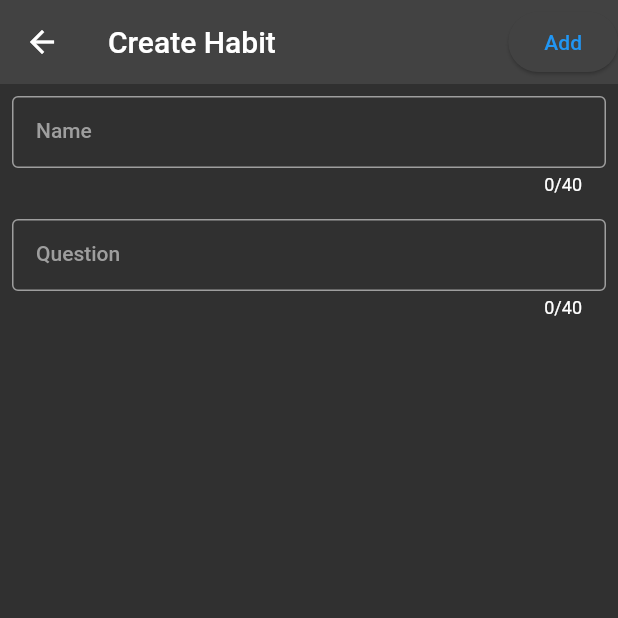
After one commit to H11TM4N/habit_tracker_app, a Flutter app: the AddHabitPage screen opened directly, on a phone screen of 412 x 824 dp, the top half of it. The commit adds this screen. Run offline on Flutter 3.47's test engine with Material 2 defaults, Android fonts, the phone set to English and light mode, and no system bars; our stand-ins replace equatable, flutter_bloc, flutter_slidable, font_awesome_flutter, percent_indicator, table_calendar.

```diff
--- /dev/null
+++ b/lib/logic/constants/routes.dart
@@ -0,0 +1,5 @@
+//* ROUTES
+
+const homePage = '/';
+const addHabitPage = '/addHabitPage';
+const habitOverviewPage = '/habitOverviewPage';
--- a/lib/logic/cubits/habit_cubit.dart
+++ b/lib/logic/cubits/habit_cubit.dart
@@ -11,7 +11,6 @@ class HabitCubit extends Cubit<List<HabitState>> {
         title: newHabitName,
         question: newQuestion,
         isDone: false,
-        isEditing: false,
       );
       final newHabitList = List<HabitState>.from(state)..add(newHabit);
       emit(newHabitList);
@@ -31,13 +30,13 @@ class HabitCubit extends Cubit<List<HabitState>> {
 
   if (index >= 0) {
     updatedHabits[index] = updatedHabits[index].copyWith(
-        isEditing: true,
       title: newName,
       question: newQuestion,
     );
     emit(updatedHabits);
   }
 }
+
 
   void toggleIsDone(int index) {
     if (index >= 0 && index < state.length) {
--- a/lib/logic/cubits/habit_state.dart
+++ b/lib/logic/cubits/habit_state.dart
@@ -8,29 +8,31 @@ class HabitState with EquatableMixin {
   String title;
   String question;
   bool isDone;
-  bool isEditing;
 
   HabitState({
     required this.id,
     required this.title,
     required this.question,
     required this.isDone,
-    required this.isEditing,
   });
+
+  @override
+  List<Object> get props => [id, title, question, isDone];
+
+  @override
+  bool get stringify => true;
 
   HabitState copyWith({
     int? id,
     String? title,
     String? question,
     bool? isDone,
-    bool? isEditing,
   }) {
     return HabitState(
       id: id ?? this.id,
       title: title ?? this.title,
       question: question ?? this.question,
       isDone: isDone ?? this.isDone,
-      isEditing: isEditing ?? this.isEditing,
     );
   }
 
@@ -40,7 +42,6 @@ class HabitState with EquatableMixin {
       'title': title,
       'question': question,
       'isDone': isDone,
-      'isEditing': isEditing,
     };
   }
 
@@ -50,7 +51,6 @@ class HabitState with EquatableMixin {
       title: map['title'] as String,
       question: map['question'] as String,
       isDone: map['isDone'] as bool,
-      isEditing: map['isEditing'] as bool,
     );
   }
 
@@ -58,38 +58,4 @@ class HabitState with EquatableMixin {
 
   factory HabitState.fromJson(String source) =>
       HabitState.fromMap(json.decode(source) as Map<String, dynamic>);
-
-  @override
-  String toString() {
-    return 'HabitState(id: $id, title: $title, question: $question, isDone: $isDone, isEditing: $isEditing)';
-  }
-
-  @override
-  bool operator ==(covariant HabitState other) {
-    if (identical(this, other)) return true;
-
-    return other.id == id &&
-        other.title == title &&
-        other.question == question &&
-        other.isDone == isDone &&
-        other.isEditing == isEditing;
-  }
-
-  @override
-  int get hashCode {
-    return id.hashCode ^
-        title.hashCode ^
-        question.hashCode ^
-        isDone.hashCode ^
-        isEditing.hashCode;
-  }
-
-  @override
-  List<Object?> get props => [
-        id,
-        title,
-        question,
-        isDone,
-        isEditing,
-      ];
 }
--- a/lib/main.dart
+++ b/lib/main.dart
@@ -1,7 +1,7 @@
 import 'package:flutter/material.dart';
 import 'package:flutter_bloc/flutter_bloc.dart';
 import 'package:habit_tracker_app/logic/cubits/habit_cubit.dart';
-import 'presentation/screens/home_page.dart';
+import 'presentation/pages/home_page.dart';
 
 void main() {
   runApp(const MyApp());
--- /dev/null
+++ b/lib/presentation/pages/add_habit_page.dart
@@ -0,0 +1,60 @@
+import 'package:flutter/material.dart';
+import 'package:flutter_bloc/flutter_bloc.dart';
+import 'package:habit_tracker_app/logic/cubits/habit_cubit.dart';
+import 'package:habit_tracker_app/logic/cubits/habit_state.dart';
+import 'package:habit_tracker_app/presentation/widgets/custom_textfields/textfield.dart';
+
+class AddHabitPage extends StatelessWidget {
+  final HabitState habitData;
+
+  const AddHabitPage({
+    super.key,
+    required this.habitData,
+  });
+
+  @override
+  Widget build(BuildContext context) {
+    final habitCubit = context.watch<HabitCubit>();
+
+    // // Access properties or call methods on the cubit.
+    // final habits = habitCubit.state;
+
+    TextEditingController habitNameController = TextEditingController();
+    TextEditingController questionController = TextEditingController();
+
+    return Scaffold(
+      appBar: AppBar(
+        title:
+            const Text('Create Habit'),
+        actions: [
+          ElevatedButton(
+            onPressed: () {
+              Navigator.pop(context);
+              habitCubit.addHabit(
+                habitNameController.text,
+                questionController.text,
+                true,
+              );
+              habitNameController.clear();
+              questionController.clear();
+            },
+            child: const Text('Add'),
+          ),
+        ],
+      ),
+      body: Column(
+        children: [
+          KtextField(
+            title: 'Name',
+            controller: habitNameController,
+            hintText: 'Exercise',
+          ),
+          KtextField(
+              title: 'Question',
+              controller: questionController,
+              hintText: 'Did you excersise today?'),
+        ],
+      ),
+    );
+  }
+}
--- a/pubspec.yaml
+++ b/pubspec.yaml
@@ -39,7 +39,6 @@ dependencies:
   uuid: ^4.1.0
   reorderables: ^0.6.0
   table_calendar: ^3.0.9
-  flutter_riverpod: ^2.4.2
   flutter_slidable: ^3.0.0
   font_awesome_flutter: ^10.5.0
   percent_indicator: ^4.2.3
```
Also changed, not shown: lib/presentation/pages/edit_habit_page.dart (renamed from lib/presentation/screens/add_habit_screen.dart, +19 -22 lines), lib/presentation/pages/habit_overview_page.dart (renamed from lib/presentation/screens/habit_overview.dart, +22 -5 lines), lib/presentation/pages/home_page.dart (renamed from lib/presentation/screens/home_page.dart, +19 -8 lines), lib/presentation/router/app_routes.dart (added, +32 -0 lines), pubspec.lock. Lines whose indentation alone changed are shown as unchanged.
